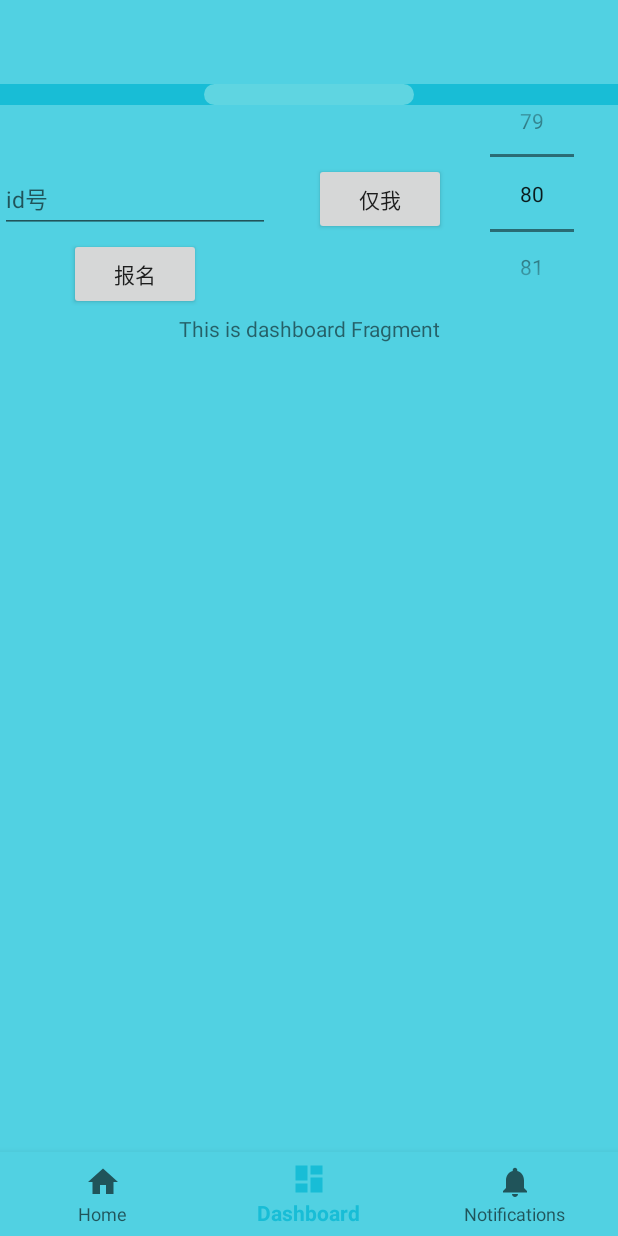
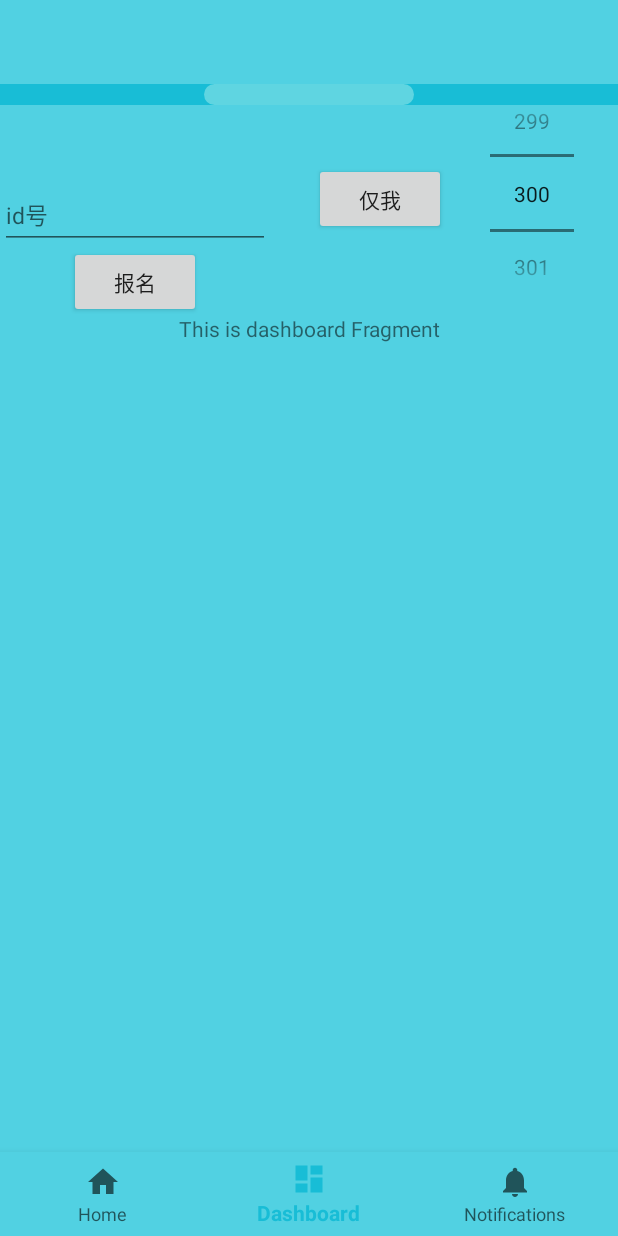
Before and after one commit to TangxinGH/Catctus, an Android app: the DashboardFragment screen opened through its navigation route, on a phone screen of 412 x 824 dp. Run offline under Robolectric (Android 15) with nearby library versions, the phone set to English and light mode, and no system bars; our stand-ins replace navigation-ui; libraries missing offline, so code that uses them is left out: com.gyf.cactus, com.norbsoft.typefacehelper, com.tencent.bugly; 3 statements that could not run were skipped.

Commit message:
SOME BUG DELAY

```diff
--- a/app/build.gradle
+++ b/app/build.gradle
@@ -11,8 +11,8 @@ android {
         applicationId "com.zhu.cactus"
         minSdkVersion 24
         targetSdkVersion 29
-        versionCode 6
-        versionName "6.6.3"
+        versionCode 8
+        versionName "6.6.6"
 
         testInstrumentationRunner "androidx.test.runner.AndroidJUnitRunner"
     }
--- a/app/src/main/java/com/zhu/cactus/ui/dashboard/DashboardFragment.kt
+++ b/app/src/main/java/com/zhu/cactus/ui/dashboard/DashboardFragment.kt
@@ -65,9 +65,9 @@ class DashboardFragment : Fragment() {
             }
         }
 
-        root.numberPicker.maxValue=300
-        root.numberPicker.minValue=10
-        root.numberPicker.value = 80
+        root.numberPicker.maxValue=900
+        root.numberPicker.minValue=80
+        root.numberPicker.value = 300 //人的反应为0.2秒
 
         if (com.zhu.cactus.App.typeface!=null) TypefaceHelper.typeface(root)//应用字体
 
--- a/app/src/main/res/layout/fragment_dashboard.xml
+++ b/app/src/main/res/layout/fragment_dashboard.xml
@@ -13,14 +13,15 @@
         android:layout_width="wrap_content"
         android:layout_height="45dp"
         android:ems="10"
-        android:textSize="15sp"
         android:hint="id号"
         android:inputType="number"
+        android:textSize="15sp"
         app:layout_constraintBottom_toTopOf="@+id/guideline"
         app:layout_constraintEnd_toEndOf="@id/barrier"
         app:layout_constraintHorizontal_bias="0.497"
         app:layout_constraintStart_toStartOf="parent"
-        app:layout_constraintTop_toTopOf="parent" />
+        app:layout_constraintTop_toTopOf="parent"
+        app:layout_constraintVertical_bias="0.6" />
     <Button
         android:id="@+id/join_to_act"
         android:layout_width="88dp"
@@ -78,6 +79,7 @@
         android:layout_height="0dp"
         android:layout_marginStart="8dp"
         android:layout_marginEnd="8dp"
+        android:layout_marginBottom="64dp"
         android:scrollbars="vertical"
         android:textAlignment="center"
         android:textSize="14sp"
--- a/daomengKJ/src/main/java/com/zhu/daomengkj/Main.kt
+++ b/daomengKJ/src/main/java/com/zhu/daomengkj/Main.kt
@@ -432,7 +432,9 @@ open class Post {
                             val result = response.body?.string()
                             if (result != null) {
                                 println("定时报名情况")
-                                showinfo("报名情况", result)
+                                if (JSONObject(result)["code"]=="100")
+                                    showinfo("报名", "成功")
+                                else showinfo("报名失败",JSONObject(result)["msg"].toString())
                             } else showinfo("报名失败", "原因未知")
 
                         }
```
